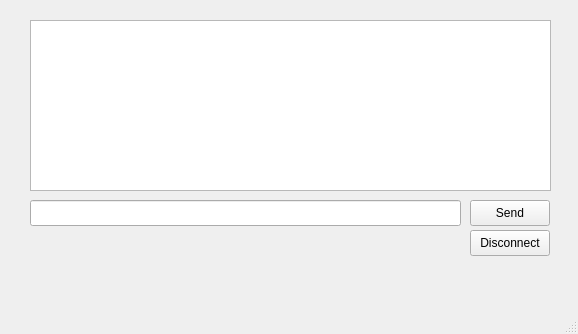
Above: client/mainwindow.ui from SashexSRB/nChat before the change. Below: the same form after it.
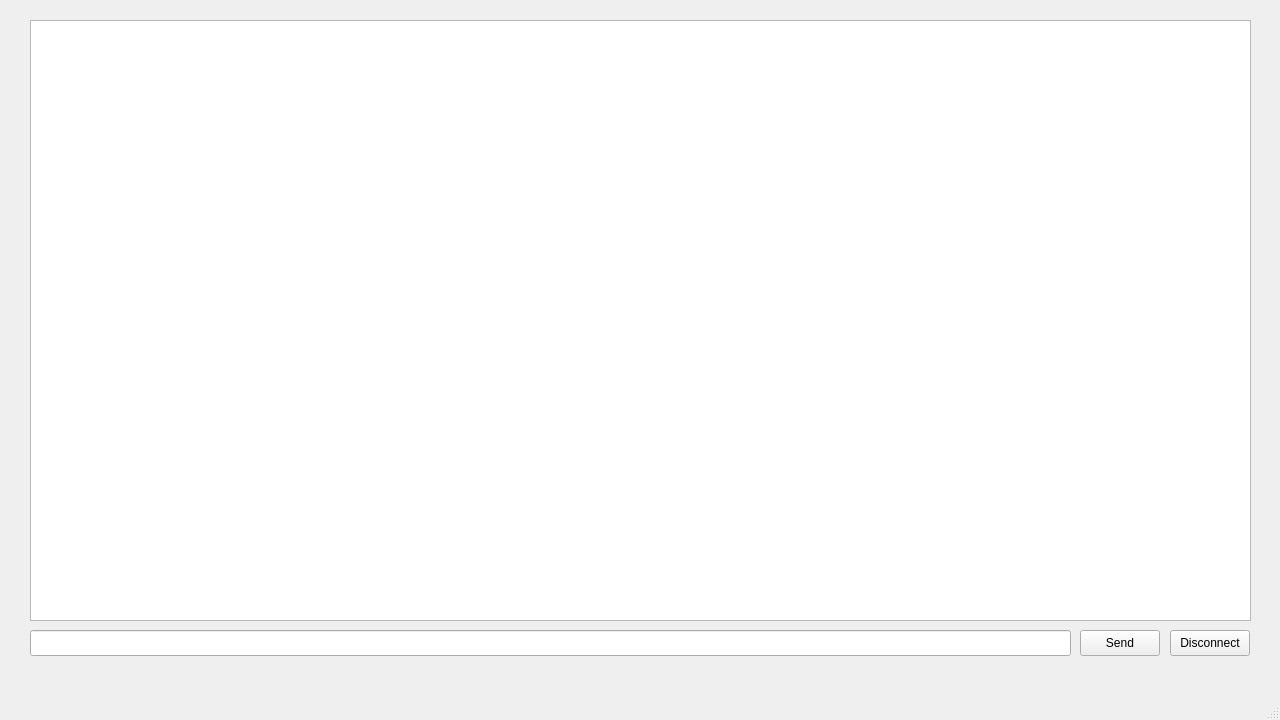
That is the form after the change. The open tabs and pages were chosen to show the change.

The edit to the form file:
```diff
--- a/client/mainwindow.ui
+++ b/client/mainwindow.ui
@@ -6,8 +6,8 @@
    <rect>
     <x>0</x>
     <y>0</y>
-    <width>578</width>
-    <height>334</height>
+    <width>1280</width>
+    <height>720</height>
    </rect>
   </property>
   <property name="windowTitle">
@@ -19,8 +19,8 @@
      <rect>
       <x>20</x>
       <y>10</y>
-      <width>541</width>
-      <height>291</height>
+      <width>1241</width>
+      <height>671</height>
      </rect>
     </property>
     <property name="currentIndex">
@@ -107,8 +107,8 @@
      <widget class="QPushButton" name="sendButton">
       <property name="geometry">
        <rect>
-        <x>450</x>
-        <y>190</y>
+        <x>1060</x>
+        <y>620</y>
         <width>80</width>
         <height>26</height>
        </rect>
@@ -120,8 +120,8 @@
      <widget class="QPushButton" name="disconnectButton">
       <property name="geometry">
        <rect>
-        <x>450</x>
-        <y>220</y>
+        <x>1150</x>
+        <y>620</y>
         <width>80</width>
         <height>26</height>
        </rect>
@@ -135,8 +135,8 @@
        <rect>
         <x>10</x>
         <y>10</y>
-        <width>521</width>
-        <height>171</height>
+        <width>1221</width>
+        <height>601</height>
        </rect>
       </property>
       <property name="readOnly">
@@ -147,8 +147,8 @@
       <property name="geometry">
        <rect>
         <x>10</x>
-        <y>190</y>
-        <width>431</width>
+        <y>620</y>
+        <width>1041</width>
         <height>26</height>
        </rect>
       </property>
```
Left out of the diff: 4 changed lines with no effect on the pictures.
